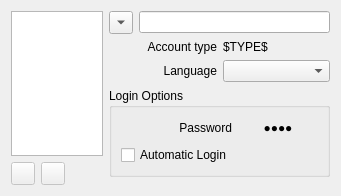
lirios/settings, file src/plugins/user-accounts/userspreflet.ui: the form before one commit.
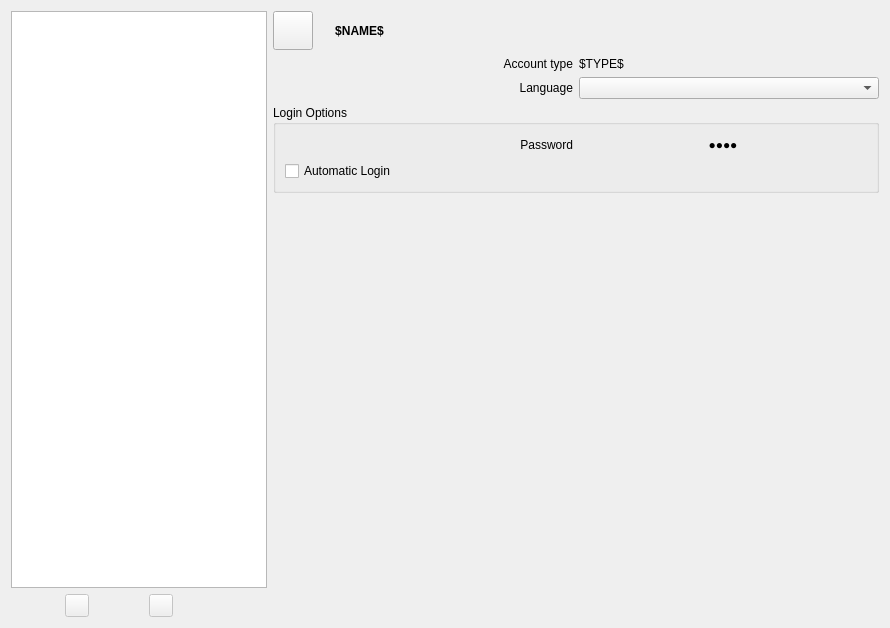
The form after the commit.

Commit message:
Avatar and real name properties.
Event handling for avatar and real name properties.

```diff
--- a/src/plugins/user-accounts/userspreflet.ui
+++ b/src/plugins/user-accounts/userspreflet.ui
@@ -6,15 +6,22 @@
    <rect>
     <x>0</x>
     <y>0</y>
-    <width>341</width>
-    <height>196</height>
+    <width>890</width>
+    <height>628</height>
    </rect>
   </property>
-  <layout class="QHBoxLayout" name="horizontalLayout">
+  <layout class="QHBoxLayout" name="horizontalLayout_3">
    <item>
-    <layout class="QVBoxLayout" name="verticalLayout_2">
+    <layout class="QVBoxLayout" name="verticalLayout_4">
      <item>
-      <widget class="QListView" name="listView"/>
+      <widget class="QListView" name="listView">
+       <property name="sizePolicy">
+        <sizepolicy hsizetype="Fixed" vsizetype="Expanding">
+         <horstretch>0</horstretch>
+         <verstretch>0</verstretch>
+        </sizepolicy>
+       </property>
+      </widget>
      </item>
      <item>
       <layout class="QHBoxLayout" name="horizontalLayout_2">
@@ -43,6 +50,9 @@
          <property name="orientation">
           <enum>Qt::Horizontal</enum>
          </property>
+         <property name="sizeType">
+          <enum>QSizePolicy::Minimum</enum>
+         </property>
          <property name="sizeHint" stdset="0">
           <size>
            <width>40</width>
@@ -56,26 +66,80 @@
     </layout>
    </item>
    <item>
-    <layout class="QVBoxLayout" name="verticalLayout">
+    <layout class="QVBoxLayout" name="verticalLayout_6">
      <item>
-      <layout class="QGridLayout" name="gridLayout_4">
-       <item row="0" column="1">
-        <widget class="QLineEdit" name="gecosLineEdit"/>
-       </item>
-       <item row="0" column="0">
+      <layout class="QHBoxLayout" name="horizontalLayout">
+       <item>
+        <layout class="QVBoxLayout" name="verticalLayout_5">
+         <item>
         <widget class="QToolButton" name="pictureButton">
+           <property name="iconSize">
+            <size>
+             <width>32</width>
+             <height>32</height>
+            </size>
+           </property>
+           <property name="toolButtonStyle">
+            <enum>Qt::ToolButtonIconOnly</enum>
+           </property>
+          </widget>
+         </item>
+        </layout>
+       </item>
+       <item>
+        <widget class="QStackedWidget" name="realNameStack">
+         <property name="sizePolicy">
+          <sizepolicy hsizetype="Preferred" vsizetype="Fixed">
+           <horstretch>0</horstretch>
+           <verstretch>0</verstretch>
+          </sizepolicy>
+         </property>
+         <property name="currentIndex">
+          <number>0</number>
+         </property>
+         <widget class="QWidget" name="page">
+          <layout class="QVBoxLayout" name="verticalLayout">
+           <item>
+            <widget class="QToolButton" name="realNameButton">
+             <property name="font">
+              <font>
+               <weight>75</weight>
+               <bold>true</bold>
+              </font>
+             </property>
+             <property name="toolTip">
+              <string>Click to change user's name</string>
+             </property>
          <property name="text">
-          <string/>
-         </property>
-         <property name="arrowType">
-          <enum>Qt::DownArrow</enum>
+              <string>$NAME$</string>
+             </property>
+             <property name="autoRaise">
+              <bool>true</bool>
          </property>
         </widget>
        </item>
       </layout>
-     </item>
+         </widget>
+         <widget class="QWidget" name="page_2">
+          <layout class="QVBoxLayout" name="verticalLayout_2">
+           <item>
+            <widget class="QLineEdit" name="realName">
+             <property name="font">
+              <font>
+               <weight>75</weight>
+               <bold>true</bold>
+              </font>
+             </property>
+            </widget>
+           </item>
+          </layout>
+         </widget>
+        </widget>
+       </item>
+      </layout>
+     </item>
      <item>
-      <layout class="QGridLayout" name="gridLayout_3">
+      <layout class="QGridLayout" name="gridLayout">
        <item row="0" column="0">
         <widget class="QLabel" name="label">
          <property name="text">
@@ -103,11 +167,18 @@
          </property>
         </widget>
        </item>
-       <item row="2" column="0" colspan="2">
+       <item row="1" column="1">
+        <widget class="QComboBox" name="langComboBox"/>
+       </item>
+      </layout>
+     </item>
+     <item>
         <widget class="QGroupBox" name="groupBox">
          <property name="title">
           <string>Login Options</string>
          </property>
+       <layout class="QVBoxLayout" name="verticalLayout_3">
+        <item>
          <layout class="QGridLayout" name="gridLayout_2">
           <item row="0" column="0">
            <widget class="QLabel" name="label_3">
@@ -119,33 +190,38 @@
             </property>
            </widget>
           </item>
-          <item row="1" column="0">
-           <widget class="QCheckBox" name="checkBox">
-            <property name="text">
-             <string>Automatic Login</string>
-            </property>
-           </widget>
-          </item>
           <item row="0" column="1">
-           <widget class="QPushButton" name="passwordButton">
+           <widget class="QToolButton" name="passwordButton">
+            <property name="sizePolicy">
+             <sizepolicy hsizetype="Preferred" vsizetype="Fixed">
+              <horstretch>0</horstretch>
+              <verstretch>0</verstretch>
+             </sizepolicy>
+            </property>
             <property name="toolTip">
              <string>Click to change user's password</string>
             </property>
             <property name="text">
              <string>●●●●</string>
             </property>
-            <property name="flat">
+            <property name="autoRaise">
              <bool>true</bool>
             </property>
            </widget>
           </item>
          </layout>
-        </widget>
-       </item>
-       <item row="1" column="1">
-        <widget class="QComboBox" name="langComboBox"/>
-       </item>
-       <item row="3" column="0">
+        </item>
+        <item>
+         <widget class="QCheckBox" name="checkBox">
+          <property name="text">
+           <string>Automatic Login</string>
+          </property>
+         </widget>
+        </item>
+       </layout>
+      </widget>
+     </item>
+     <item>
         <spacer name="verticalSpacer">
          <property name="orientation">
           <enum>Qt::Vertical</enum>
@@ -159,21 +235,6 @@
         </spacer>
        </item>
       </layout>
-     </item>
-    </layout>
-   </item>
-   <item>
-    <spacer name="horizontalSpacer_2">
-     <property name="orientation">
-      <enum>Qt::Horizontal</enum>
-     </property>
-     <property name="sizeHint" stdset="0">
-      <size>
-       <width>40</width>
-       <height>20</height>
-      </size>
-     </property>
-    </spacer>
    </item>
   </layout>
  </widget>
```
Lines whose indentation alone changed are shown as unchanged. The commit also changes 4 other files.
